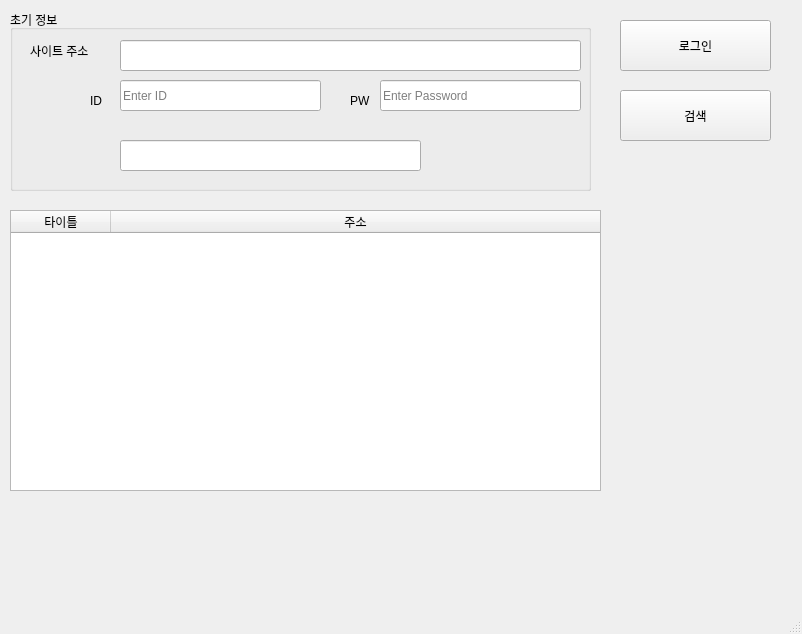
kimhopepa/PythonPjt, file NaverCrawlUI/NaverCrawlUI.ui: the form before one commit.
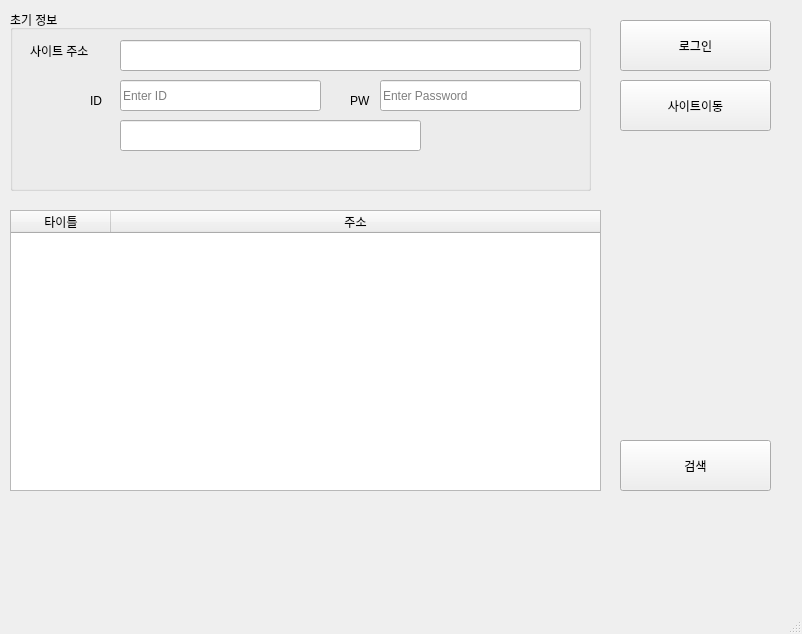
The form after the commit.

Diff of the .ui file:
```diff
--- a/NaverCrawlUI/NaverCrawlUI.ui
+++ b/NaverCrawlUI/NaverCrawlUI.ui
@@ -139,7 +139,7 @@
      <property name="geometry">
       <rect>
        <x>110</x>
-       <y>130</y>
+       <y>110</y>
        <width>301</width>
        <height>31</height>
       </rect>
@@ -188,7 +188,7 @@
     <property name="geometry">
      <rect>
       <x>620</x>
-      <y>90</y>
+      <y>440</y>
       <width>151</width>
       <height>51</height>
      </rect>
@@ -197,6 +197,19 @@
      <string>검색</string>
     </property>
    </widget>
+   <widget class="QPushButton" name="pushButton_Move">
+    <property name="geometry">
+     <rect>
+      <x>620</x>
+      <y>80</y>
+      <width>151</width>
+      <height>51</height>
+     </rect>
+    </property>
+    <property name="text">
+     <string>사이트이동</string>
+    </property>
+   </widget>
    <zorder>groupBox</zorder>
    <zorder>pushButton_Connect</zorder>
    <zorder>tableWidget</zorder>
```
Left out of the diff: 3 changed lines with no effect on the pictures.
